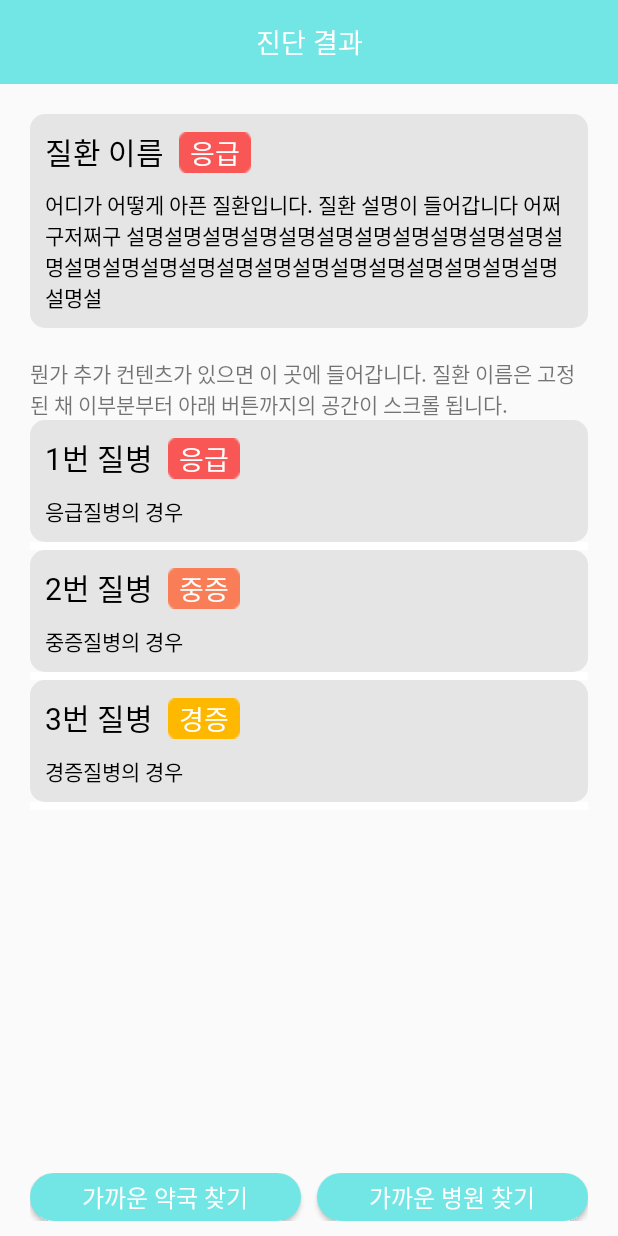
After one commit to yangsooplus/BoenDoc, an Android app: the ResultActivity screen opened directly, with no data from a screen before it, on a phone screen of 412 x 824 dp. The commit adds this screen. Run offline under Robolectric (Android 15) with nearby library versions, the phone set to English and light mode, and no system bars.

Commit message:
ResultActivity
진단 결과 UI 구성

```diff
--- a/BoenDoc/app/src/main/AndroidManifest.xml
+++ b/BoenDoc/app/src/main/AndroidManifest.xml
@@ -15,6 +15,9 @@
         android:supportsRtl="true"
         android:theme="@style/Theme.BeonDoc"
         android:usesCleartextTraffic="true">
+        <activity
+            android:name=".ResultActivity"
+            android:exported="false" />
         <activity
             android:name=".ChatActivity"
             android:exported="true" />
--- a/BoenDoc/app/src/main/java/com/beongaedoctor/beondoc/ChatActivity.kt
+++ b/BoenDoc/app/src/main/java/com/beongaedoctor/beondoc/ChatActivity.kt
@@ -1,5 +1,6 @@
 package com.beongaedoctor.beondoc
 
+import android.content.Intent
 import androidx.appcompat.app.AppCompatActivity
 import android.os.Bundle
 import androidx.recyclerview.widget.LinearLayoutManager
@@ -55,6 +56,12 @@ class ChatActivity : AppCompatActivity() {
             binding.chatEditText.setText("")
         }
 
+        binding.tempBtn.setOnClickListener {
+            //나중에는 스레드나.. 함수 이용해서 진단 완료 시 자동으로 액티비티 이동
+            val resultIntent = Intent(this, ResultActivity::class.java)
+            startActivity(resultIntent)
+        }
+
 
     }
 
--- /dev/null
+++ b/BoenDoc/app/src/main/java/com/beongaedoctor/beondoc/OtherResultAdapter.kt
@@ -0,0 +1,46 @@
+package com.beongaedoctor.beondoc
+
+import android.content.Context
+import android.view.LayoutInflater
+import android.view.View
+import android.view.ViewGroup
+import android.widget.BaseAdapter
+import android.widget.TextView
+
+class OtherResult(val name:String, val severity:Int, val explanation:String)
+
+class OtherResultAdapter(val context: Context, val ResultList:ArrayList<OtherResult>) : BaseAdapter() {
+    override fun getCount(): Int {
+        return ResultList.size
+    }
+
+    override fun getItem(position: Int): Any {
+        return ResultList[position]
+    }
+
+    override fun getItemId(position: Int): Long {
+        return position.toLong()
+    }
+
+    override fun getView(position: Int, converView: View?, parent: ViewGroup?): View {
+        val view: View = LayoutInflater.from(context).inflate(R.layout.otherresultitem, null)
+        val nameTV = view.findViewById<TextView>(R.id.diseasename)
+        val severityTV = view.findViewById<TextView>(R.id.severity)
+        val explanTV = view.findViewById<TextView>(R.id.explanation)
+        val data = ResultList[position]
+
+        nameTV.text = data.name
+        explanTV.text = data.explanation
+
+        when (data.severity) {
+            0 -> {severityTV.setBackgroundResource(R.drawable.rectemergency)
+                severityTV.text = "응급"}
+            1 -> {severityTV.setBackgroundResource(R.drawable.rectserious)
+                severityTV.text = "중증"}
+            2 -> {severityTV.setBackgroundResource(R.drawable.rectlight)
+                severityTV.text = "경증"}
+        }
+
+        return view
+    }
+}
--- /dev/null
+++ b/BoenDoc/app/src/main/java/com/beongaedoctor/beondoc/ResultActivity.kt
@@ -0,0 +1,30 @@
+package com.beongaedoctor.beondoc
+
+import androidx.appcompat.app.AppCompatActivity
+import android.os.Bundle
+import com.beongaedoctor.beondoc.databinding.ActivityResultBinding
+import com.beongaedoctor.beondoc.databinding.ActivitySignUpBinding
+
+class ResultActivity : AppCompatActivity() {
+
+    var otherResultList = arrayListOf<OtherResult>(
+        OtherResult("1번 질병", 0, "응급질병의 경우"),
+        OtherResult("2번 질병", 1, "중증질병의 경우"),
+        OtherResult("3번 질병", 2, "경증질병의 경우")
+    )
+
+    // 전역 변수로 바인딩 객체 선언
+    private var RABinding: ActivityResultBinding? = null
+
+    // 매번 null 체크 하지 않도록 바인딩 변수 재선언
+    private val binding get() = RABinding!!
+
+    override fun onCreate(savedInstanceState: Bundle?) {
+        super.onCreate(savedInstanceState)
+        RABinding = ActivityResultBinding.inflate(layoutInflater)
+        setContentView(binding.root)
+
+        binding.otherResultList.adapter = OtherResultAdapter(this, otherResultList)
+
+    }
+}
--- /dev/null
+++ b/BoenDoc/app/src/main/res/drawable/semiroundbtng.xml
@@ -0,0 +1,11 @@
+<?xml version="1.0" encoding="utf-8"?>
+<shape xmlns:android="http://schemas.android.com/apk/res/android"
+    android:padding="10dp"
+    android:shape="rectangle" >
+    <solid android:color="@color/lightgray" />
+    <corners
+        android:bottomLeftRadius="10dp"
+        android:bottomRightRadius="10dp"
+        android:topLeftRadius="10dp"
+        android:topRightRadius="10dp" />
+</shape>
--- a/BoenDoc/app/src/main/res/layout/activity_chat.xml
+++ b/BoenDoc/app/src/main/res/layout/activity_chat.xml
@@ -49,4 +49,10 @@
             />
     </LinearLayout>
 
+    <Button
+        android:id="@+id/tempBtn"
+        android:layout_width="match_parent"
+        android:layout_height="wrap_content"
+        android:text="임시 버튼"/>
+
 </LinearLayout>
--- /dev/null
+++ b/BoenDoc/app/src/main/res/layout/activity_result.xml
@@ -0,0 +1,147 @@
+<?xml version="1.0" encoding="utf-8"?>
+<LinearLayout
+    xmlns:android="http://schemas.android.com/apk/res/android"
+    xmlns:app="http://schemas.android.com/apk/res-auto"
+    xmlns:tools="http://schemas.android.com/tools"
+    android:layout_width="match_parent"
+    android:layout_height="match_parent"
+    tools:context=".ResultActivity"
+    android:orientation="vertical">
+
+    <TextView
+        android:layout_width="match_parent"
+        android:layout_height="56dp"
+        android:background="@color/skyblue"
+        android:text="진단 결과"
+        android:textColor="@color/white"
+        android:textSize="18sp"
+        android:fontFamily="@font/spoqahansansneobold"
+        android:gravity="center"
+        />
+
+    <LinearLayout
+        android:layout_width="wrap_content"
+        android:layout_height="wrap_content"
+        android:layout_marginHorizontal="20dp"
+        android:layout_marginVertical="20dp"
+        android:background="@drawable/semiroundbtng"
+        android:orientation="vertical"
+        >
+
+        <LinearLayout
+            android:layout_width="match_parent"
+            android:layout_height="match_parent"
+            android:layout_marginTop="10dp">
+
+            <TextView
+                android:id="@+id/maindiseaseName"
+                android:layout_width="wrap_content"
+                android:layout_height="wrap_content"
+                android:layout_marginLeft="10dp"
+                android:text="질환 이름"
+                android:textColor="@color/black"
+                android:textSize="20sp"
+                android:fontFamily="@font/spoqahansansneobold"
+                />
+
+            <TextView
+                android:id="@+id/mainseverity"
+                android:layout_width="wrap_content"
+                android:layout_height="wrap_content"
+                android:layout_marginLeft="10dp"
+                android:background="@drawable/rectemergency"
+                android:text="응급"
+                android:textColor="@color/white"
+                android:textSize="18sp"
+                android:gravity="center"
+                android:fontFamily="@font/spoqahansansneobold"
+                />
+
+        </LinearLayout>
+
+        <TextView
+            android:id="@+id/mainexplanation"
+            android:layout_width="wrap_content"
+            android:layout_height="wrap_content"
+            android:layout_margin="10dp"
+            android:text="어디가 어떻게 아픈 질환입니다. 질환 설명이 들어갑니다 어쩌구저쩌구 설명설명설명설명설명설명설명설명설명설명설명설명설명설명설명설명설명설명설명설명설명설명설명설명설명설명설"
+            android:textColor="@color/black"
+            android:textSize="14sp"
+            android:fontFamily="@font/spoqahansansneolight"
+            />
+
+
+    </LinearLayout>
+
+    <ScrollView
+        android:layout_width="match_parent"
+        android:layout_height="0dp"
+        android:layout_weight="1"
+        android:layout_marginHorizontal="20dp"
+        android:fillViewport="true">
+
+        <LinearLayout
+            android:layout_width="match_parent"
+            android:layout_height="match_parent"
+            android:orientation="vertical">
+
+
+            <TextView
+                android:layout_width="wrap_content"
+                android:layout_height="wrap_content"
+                android:text="뭔가 추가 컨텐츠가 있으면 이 곳에 들어갑니다. 질환 이름은 고정된 채 이부분부터 아래 버튼까지의 공간이 스크롤 됩니다." />
+
+
+
+            <ListView
+                android:id="@+id/otherResultList"
+                android:layout_width="match_parent"
+                android:layout_height="match_parent"
+                android:dividerHeight="5dp"
+                android:divider="@color/white"
+                />
+
+
+        </LinearLayout>
+
+
+    </ScrollView>
+
+    <LinearLayout
+        android:layout_width="match_parent"
+        android:layout_height="32dp"
+        android:layout_marginHorizontal="20dp"
+        android:layout_marginVertical="10dp"
+        android:orientation="horizontal"
+        android:weightSum="2">
+
+        <Button
+            android:id="@+id/gotoPharmacy"
+            android:layout_width="0dp"
+            android:layout_weight="1"
+            android:layout_height="wrap_content"
+            android:layout_marginRight="5dp"
+            android:background="@drawable/roundbtn"
+            android:text="가까운 약국 찾기"
+            android:textSize="16sp"
+            android:textColor="@color/white"
+            android:fontFamily="@font/spoqahansansneobold"
+
+            />
+
+        <Button
+            android:id="@+id/gotoHospital"
+            android:layout_width="0dp"
+            android:layout_weight="1"
+            android:layout_height="wrap_content"
+            android:layout_marginLeft="5dp"
+            android:background="@drawable/roundbtn"
+            android:text="가까운 병원 찾기"
+            android:textSize="16sp"
+            android:textColor="@color/white"
+            android:fontFamily="@font/spoqahansansneobold"
+            />
+
+    </LinearLayout>
+
+</LinearLayout>
--- a/BoenDoc/app/src/main/res/layout/activity_sign_up.xml
+++ b/BoenDoc/app/src/main/res/layout/activity_sign_up.xml
@@ -322,8 +322,9 @@
         android:layout_marginHorizontal="32dp"
         android:background="@drawable/roundbtn"
         android:text="회원가입"
-        android:textSize="16sp"
-        android:fontFamily="@font/spoqahansansneomedium"
+        android:textSize="20sp"
+        android:textColor="@color/white"
+        android:fontFamily="@font/spoqahansansneobold"
         />
 
 </LinearLayout>
--- /dev/null
+++ b/BoenDoc/app/src/main/res/layout/otherresultitem.xml
@@ -0,0 +1,53 @@
+<?xml version="1.0" encoding="utf-8"?>
+<LinearLayout
+    xmlns:android="http://schemas.android.com/apk/res/android"
+    android:layout_width="match_parent"
+    android:layout_height="wrap_content"
+    android:layout_marginHorizontal="20dp"
+    android:layout_marginVertical="20dp"
+    android:background="@drawable/semiroundbtng"
+    android:orientation="vertical">
+
+    <LinearLayout
+        android:layout_width="wrap_content"
+        android:layout_height="wrap_content"
+        android:layout_marginTop="10dp">
+
+        <TextView
+            android:id="@+id/diseasename"
+            android:layout_width="wrap_content"
+            android:layout_height="wrap_content"
+            android:layout_marginLeft="10dp"
+            android:text="질환 이름"
+            android:textColor="@color/black"
+            android:textSize="20sp"
+            android:fontFamily="@font/spoqahansansneobold"
+            />
+
+        <TextView
+            android:id="@+id/severity"
+            android:layout_width="wrap_content"
+            android:layout_height="wrap_content"
+            android:layout_marginLeft="10dp"
+            android:background="@drawable/rectemergency"
+            android:text="응급"
+            android:textColor="@color/white"
+            android:textSize="18sp"
+            android:gravity="center"
+            android:fontFamily="@font/spoqahansansneobold"
+            />
+
+    </LinearLayout>
+
+
+    <TextView
+        android:id="@+id/explanation"
+        android:layout_width="wrap_content"
+        android:layout_height="wrap_content"
+        android:layout_margin="10dp"
+        android:text="어디가 어떻게 아픈 질환입니다. 질환 설명이 들어갑니다 어쩌구저쩌구 설명설명설명설명설명설명설명설명설명설명설명설명설명설명설명설명설명설명설명설명설명설명설명설명설명설명설"
+        android:textColor="@color/black"
+        android:textSize="14sp"
+        android:fontFamily="@font/spoqahansansneolight"
+        />
+</LinearLayout>
--- a/BoenDoc/app/src/main/res/values/colors.xml
+++ b/BoenDoc/app/src/main/res/values/colors.xml
@@ -5,4 +5,5 @@
     <color name="lightgray">#E5E5E5</color>
     <color name="black">#FF000000</color>
     <color name="white">#FFFFFFFF</color>
+    <color name="gray">#222222</color>
 </resources>
```
Also changed, not shown: BoenDoc/app/src/main/res/drawable/rectemergency.png (added), BoenDoc/app/src/main/res/drawable/rectlight.png (added), BoenDoc/app/src/main/res/drawable/rectserious.png (added).
